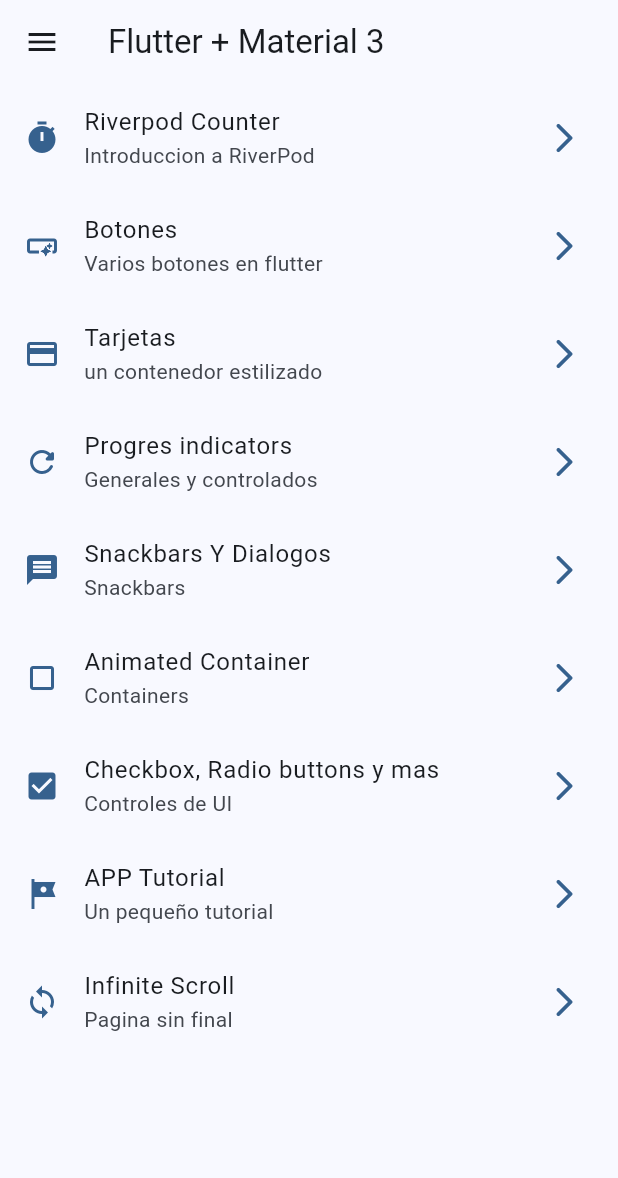
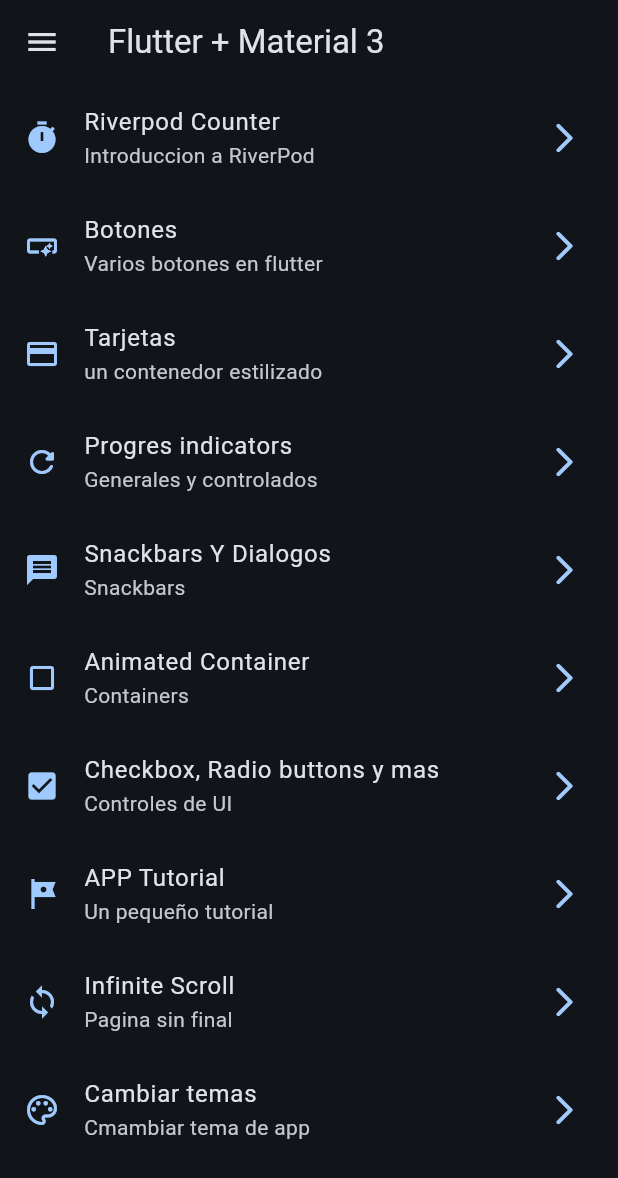
Before and after one commit to jremolina/widgets_app, a Flutter app: the screen it shows after launch, on a phone screen of 412 x 824 dp. Shown: the top 1178 px of the screen. Run offline on Flutter 3.47's test engine with Material 3 defaults, Android fonts, the phone set to English and light mode, and no system bars; our stand-ins replace animate_do, flutter_riverpod, go_router.

Commit message:
Pantalla para cambiar de temas y funcionalidad con riverpod provider

```diff
--- a/lib/config/menu/menu_item.dart
+++ b/lib/config/menu/menu_item.dart
@@ -71,4 +71,10 @@ const appMenuItems = <MenuItem>[
     link: '/infinite',
     icon: Icons.loop,
   ),
+  MenuItem(
+    title: 'Cambiar temas',
+    subtitle: 'Cmambiar tema de app',
+    link: '/themechanger',
+    icon: Icons.color_lens_outlined,
+  ),
 ];
--- a/lib/config/routes/route_config.dart
+++ b/lib/config/routes/route_config.dart
@@ -1,4 +1,5 @@
 import 'package:go_router/go_router.dart';
+import 'package:widgets_app/presentation/screens/theme_changer/theme_changer_screen.dart';
 
 import '../../presentation/screens/screens.dart';
 
@@ -73,5 +74,10 @@ final appRouter = GoRouter(
       path: '/counter',
       builder: (context, state) => CounterScreen(),
     ),
+     GoRoute(
+      name: ThemeChangerScreen.name,
+      path: '/themechanger',
+      builder: (context, state) => ThemeChangerScreen(),
+    ),
   ],
 );
--- a/lib/config/theme/app_theme.dart
+++ b/lib/config/theme/app_theme.dart
@@ -6,17 +6,21 @@ const colorList = <Color>[
   Colors.teal,
   Colors.red,
   Colors.deepOrange,
+  Colors.green,
 ];
 
 class AppTheme {
   final int selectedColor;
+  final bool isdarkMode;
 
-  AppTheme({this.selectedColor = 0})
-    : assert(selectedColor >= 0 && selectedColor < colorList.length);
+  AppTheme({this.selectedColor = 0,
+  this.isdarkMode = false})
+      : assert(selectedColor >= 0 && selectedColor < colorList.length);
 
   ThemeData getTheme() {
     return ThemeData(
       useMaterial3: true,
+      brightness: isdarkMode ? Brightness.light : Brightness.dark,
       colorSchemeSeed: colorList[selectedColor],
     );
   }
--- a/lib/main.dart
+++ b/lib/main.dart
@@ -2,18 +2,25 @@ import 'package:flutter/material.dart';
 import 'package:flutter_riverpod/flutter_riverpod.dart';
 import 'package:widgets_app/config/routes/route_config.dart';
 import 'package:widgets_app/config/theme/app_theme.dart';
+import 'package:widgets_app/presentation/providers/theme_provider.dart';
 
 void main() {
   runApp(ProviderScope(child: const MainApp()));
 }
 
-class MainApp extends StatelessWidget {
+class MainApp extends ConsumerWidget {
   const MainApp({super.key});
 
   @override
-  Widget build(BuildContext context) {
+  Widget build(BuildContext context, WidgetRef ref) {
+
+    final bool isdarkMode = ref.watch(isDarkModeProvider);
+    final int selectedcolor = ref.watch(selectedindexcolorprovider);
+
     return MaterialApp.router(
-      theme: AppTheme(selectedColor: 0).getTheme(),
+      title: 'Flutter Widgets',
+      theme: AppTheme(selectedColor: selectedcolor, isdarkMode: isdarkMode)
+          .getTheme(),
       debugShowCheckedModeBanner: false,
       routerConfig: appRouter,
     );
--- a/lib/presentation/providers/theme_provider.dart
+++ b/lib/presentation/providers/theme_provider.dart
@@ -1,3 +1,11 @@
 import 'package:flutter_riverpod/flutter_riverpod.dart';
+import 'package:widgets_app/config/theme/app_theme.dart';
 
 final isDarkModeProvider = StateProvider<bool>((ref) => false);
+
+//listado de colores- un simple boolean
+
+final colorListProvider = Provider((ref) => colorList);
+
+// un simple int
+final selectedindexcolorprovider = StateProvider((ref) => 0);
--- a/lib/presentation/screens/counter/counter_screen.dart
+++ b/lib/presentation/screens/counter/counter_screen.dart
@@ -22,7 +22,6 @@ class CounterScreen extends ConsumerWidget {
                   ref
                       .read(isDarkModeProvider.notifier)
                       .update((state) => !state);
-
                 },
                 icon: Icon(isdarkMode
                     ? Icons.dark_mode_outlined
--- a/lib/presentation/screens/screens.dart
+++ b/lib/presentation/screens/screens.dart
@@ -8,3 +8,4 @@ export 'package:widgets_app/presentation/screens/home/home_screen.dart';
 export 'package:widgets_app/presentation/screens/buttons/buttons_screen.dart';
 export 'package:widgets_app/presentation/screens/cards/cards_screen.dart';
 export 'package:widgets_app/presentation/screens/counter/counter_screen.dart';
+export 'package:widgets_app/presentation/screens/theme_changer/theme_changer_screen.dart';
--- a/pubspec.yaml
+++ b/pubspec.yaml
@@ -5,7 +5,7 @@ version: 0.1.0
 
 environment:
   # sdk: ^3.7.0
-  sdk: '>=3.5.0 <=3.7.0'
+  sdk: '>=3.5.0 <=3.5.4'
 
 
 dependencies:
```
Also changed, not shown: lib/presentation/screens/theme_changer/theme_changer_screen.dart (added, +58 -0 lines), pubspec.lock.
